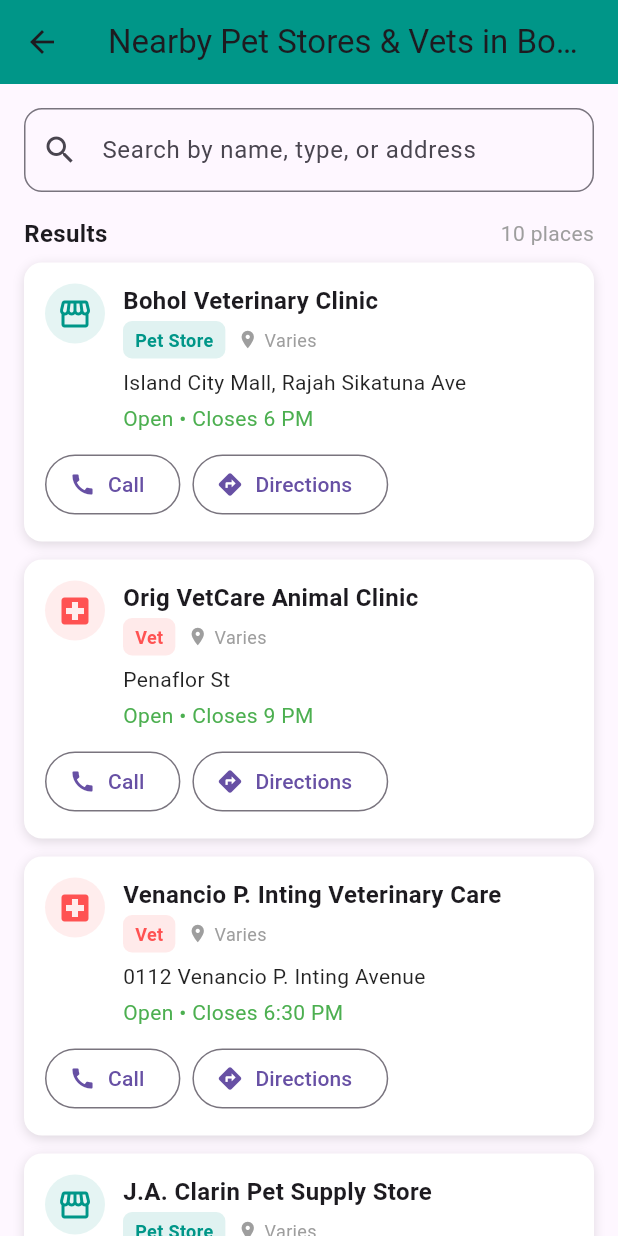
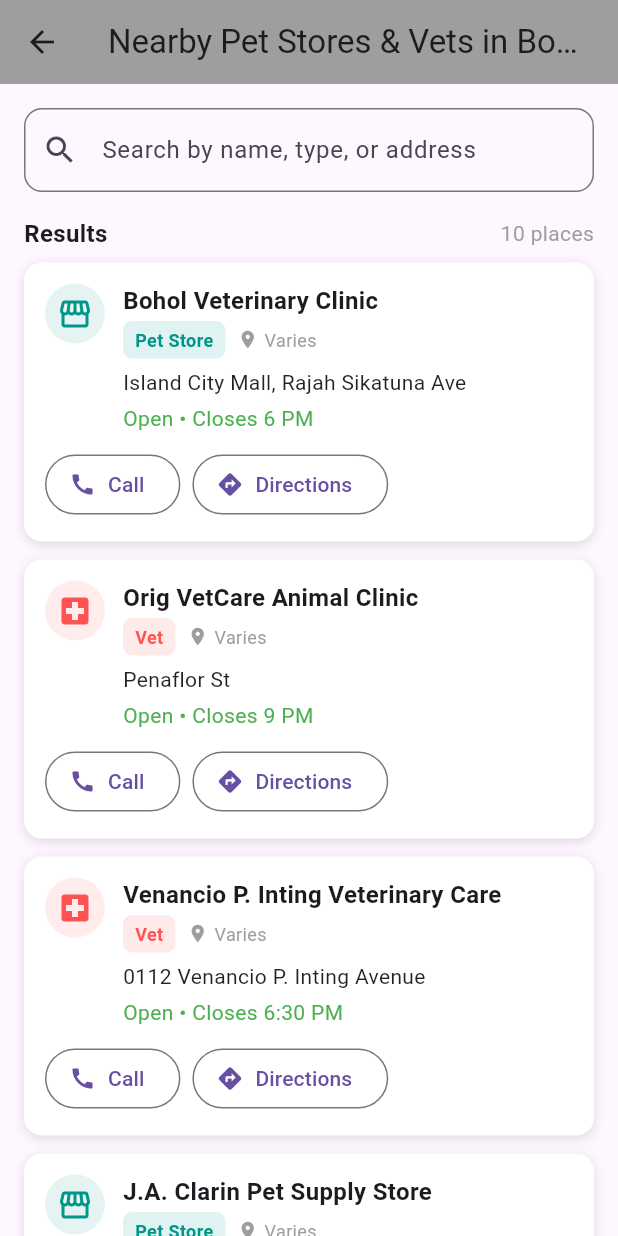
Before and after one commit to kilewin021105/PET-PAL, a Flutter app: the NearbyPage screen opened directly, on a phone screen of 412 x 824 dp. Run offline on Flutter 3.47's test engine with Material 3 defaults, Android fonts, the light colour scheme and no system bars; our stand-ins replace supabase_flutter; accounts and stored records are empty.

Commit message:
Mao ni ang changes sa akoa alchier ahaha

```diff
--- a/lib/screens/nearby.dart
+++ b/lib/screens/nearby.dart
@@ -151,7 +151,7 @@
     return Scaffold(
       appBar: AppBar(
         title: const Text('Nearby Pet Stores & Vets in Bohol'),
-        backgroundColor: Colors.teal,
+        backgroundColor: Colors.grey,
       ),
       body: ListView(
         padding: const EdgeInsets.all(16),
```
